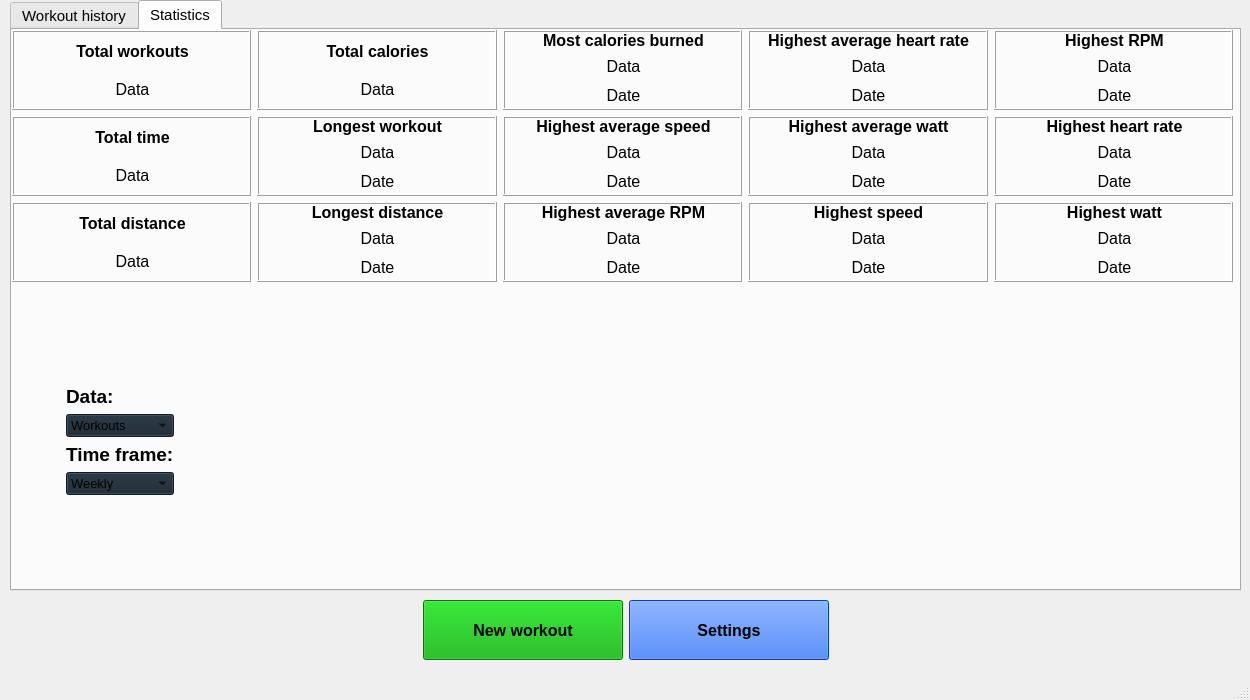
Old version of the form resources/mainwindow.ui in the repository CGodiksen/exercise-bike-logger.
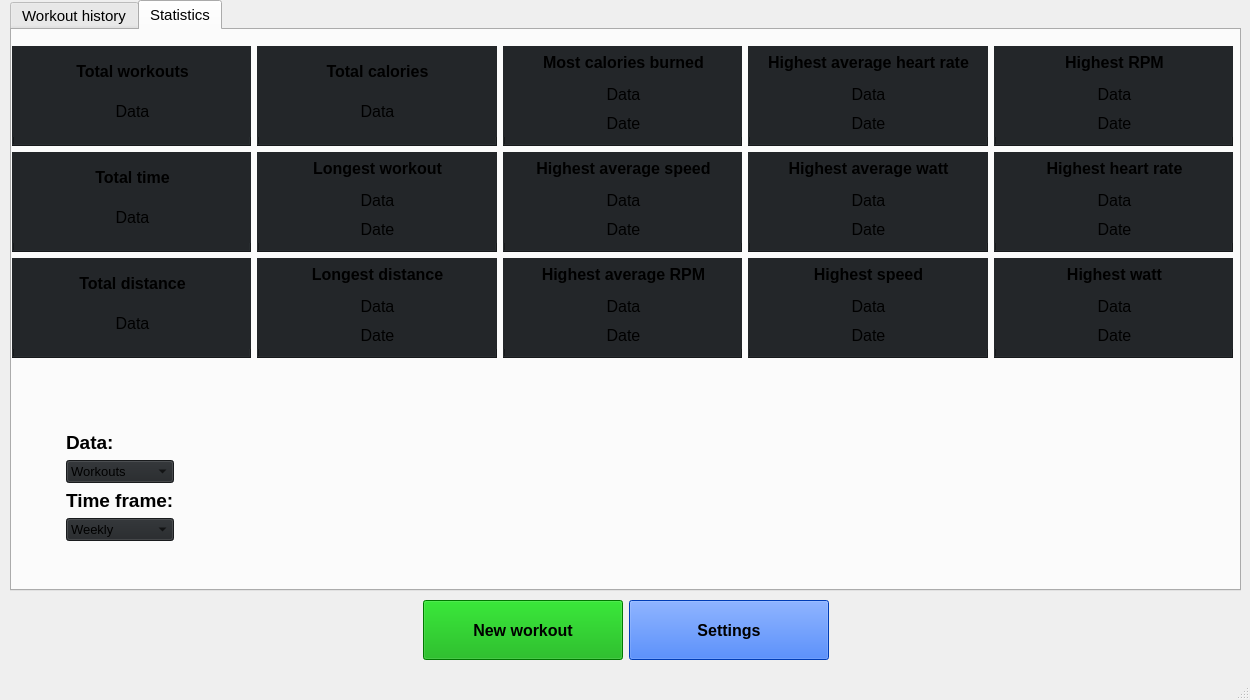
New version of the form. The open tabs and pages were chosen to show the change. Custom widgets are drawn as their Qt base class.

Commit message:
Made some significant design changes including changes to the boxes containing data.
The boxes are now more highlighted with a background color to the frame. The background color of the combo boxes has also been changed.

Patch:
```diff
--- a/resources/mainwindow.ui
+++ b/resources/mainwindow.ui
@@ -862,6 +862,19 @@
        </rect>
       </property>
       <layout class="QVBoxLayout" name="verticalLayout_15">
+       <item>
+        <spacer name="verticalSpacer_41">
+         <property name="orientation">
+          <enum>Qt::Vertical</enum>
+         </property>
+         <property name="sizeHint" stdset="0">
+          <size>
+           <width>20</width>
+           <height>40</height>
+          </size>
+         </property>
+        </spacer>
+       </item>
        <item>
         <layout class="QGridLayout" name="gridLayout_3">
          <item row="2" column="0">
@@ -869,9 +882,12 @@
            <property name="minimumSize">
             <size>
              <width>75</width>
-             <height>80</height>
+             <height>100</height>
             </size>
            </property>
+           <property name="styleSheet">
+            <string notr="true">background-color: rgb(35, 38, 41);</string>
+           </property>
            <property name="frameShape">
             <enum>QFrame::Box</enum>
            </property>
@@ -884,7 +900,7 @@
               <x>0</x>
               <y>0</y>
               <width>241</width>
-              <height>81</height>
+              <height>91</height>
              </rect>
             </property>
             <layout class="QVBoxLayout" name="verticalLayout_18">
@@ -965,6 +981,9 @@
          </item>
          <item row="2" column="4">
           <widget class="QFrame" name="frame_17">
+           <property name="styleSheet">
+            <string notr="true">background-color: rgb(35, 38, 41);</string>
+           </property>
            <property name="frameShape">
             <enum>QFrame::Box</enum>
            </property>
@@ -977,10 +996,23 @@
               <x>0</x>
               <y>0</y>
               <width>241</width>
-              <height>79</height>
+              <height>91</height>
              </rect>
             </property>
             <layout class="QVBoxLayout" name="verticalLayout_35">
+             <item>
+              <spacer name="verticalSpacer_34">
+               <property name="orientation">
+                <enum>Qt::Vertical</enum>
+               </property>
+               <property name="sizeHint" stdset="0">
+                <size>
+                 <width>20</width>
+                 <height>40</height>
+                </size>
+               </property>
+              </spacer>
+             </item>
              <item>
               <widget class="QLabel" name="label_52">
                <property name="font">
@@ -998,6 +1030,19 @@
                </property>
               </widget>
              </item>
+             <item>
+              <spacer name="verticalSpacer_35">
+               <property name="orientation">
+                <enum>Qt::Vertical</enum>
+               </property>
+               <property name="sizeHint" stdset="0">
+                <size>
+                 <width>20</width>
+                 <height>40</height>
+                </size>
+               </property>
+              </spacer>
+             </item>
              <item>
               <widget class="QLabel" name="highWattLabel">
                <property name="font">
@@ -1032,8 +1077,109 @@
            </widget>
           </widget>
          </item>
+         <item row="2" column="2">
+          <widget class="QFrame" name="frame_15">
+           <property name="styleSheet">
+            <string notr="true">background-color: rgb(35, 38, 41);</string>
+           </property>
+           <property name="frameShape">
+            <enum>QFrame::Box</enum>
+           </property>
+           <property name="frameShadow">
+            <enum>QFrame::Raised</enum>
+           </property>
+           <widget class="QWidget" name="verticalLayoutWidget_26">
+            <property name="geometry">
+             <rect>
+              <x>0</x>
+              <y>0</y>
+              <width>241</width>
+              <height>91</height>
+             </rect>
+            </property>
+            <layout class="QVBoxLayout" name="verticalLayout_29">
+             <item>
+              <spacer name="verticalSpacer_36">
+               <property name="orientation">
+                <enum>Qt::Vertical</enum>
+               </property>
+               <property name="sizeHint" stdset="0">
+                <size>
+                 <width>20</width>
+                 <height>40</height>
+                </size>
+               </property>
+              </spacer>
+             </item>
+             <item>
+              <widget class="QLabel" name="label_40">
+               <property name="font">
+                <font>
+                 <pointsize>12</pointsize>
+                 <weight>75</weight>
+                 <bold>true</bold>
+                </font>
+               </property>
+               <property name="text">
+                <string>Highest average RPM</string>
+               </property>
+               <property name="alignment">
+                <set>Qt::AlignCenter</set>
+               </property>
+              </widget>
+             </item>
+             <item>
+              <spacer name="verticalSpacer_37">
+               <property name="orientation">
+                <enum>Qt::Vertical</enum>
+               </property>
+               <property name="sizeHint" stdset="0">
+                <size>
+                 <width>20</width>
+                 <height>40</height>
+                </size>
+               </property>
+              </spacer>
+             </item>
+             <item>
+              <widget class="QLabel" name="highAvgRPMLabel">
+               <property name="font">
+                <font>
+                 <pointsize>12</pointsize>
+                </font>
+               </property>
+               <property name="text">
+                <string>Data</string>
+               </property>
+               <property name="alignment">
+                <set>Qt::AlignCenter</set>
+               </property>
+              </widget>
+             </item>
+             <item>
+              <widget class="QPushButton" name="highAvgRPMDateButton">
+               <property name="font">
+                <font>
+                 <pointsize>12</pointsize>
+                </font>
+               </property>
+               <property name="text">
+                <string>Date</string>
+               </property>
+               <property name="flat">
+                <bool>true</bool>
+               </property>
+              </widget>
+             </item>
+            </layout>
+           </widget>
+          </widget>
+         </item>
          <item row="2" column="3">
           <widget class="QFrame" name="frame_16">
+           <property name="styleSheet">
+            <string notr="true">background-color: rgb(35, 38, 41);</string>
+           </property>
            <property name="frameShape">
             <enum>QFrame::Box</enum>
            </property>
@@ -1046,10 +1192,23 @@
               <x>0</x>
               <y>0</y>
               <width>241</width>
-              <height>79</height>
+              <height>91</height>
              </rect>
             </property>
             <layout class="QVBoxLayout" name="verticalLayout_32">
+             <item>
+              <spacer name="verticalSpacer_28">
+               <property name="orientation">
+                <enum>Qt::Vertical</enum>
+               </property>
+               <property name="sizeHint" stdset="0">
+                <size>
+                 <width>20</width>
+                 <height>40</height>
+                </size>
+               </property>
+              </spacer>
+             </item>
              <item>
               <widget class="QLabel" name="label_46">
                <property name="font">
@@ -1067,6 +1226,19 @@
                </property>
               </widget>
              </item>
+             <item>
+              <spacer name="verticalSpacer_29">
+               <property name="orientation">
+                <enum>Qt::Vertical</enum>
+               </property>
+               <property name="sizeHint" stdset="0">
+                <size>
+                 <width>20</width>
+                 <height>40</height>
+                </size>
+               </property>
+              </spacer>
+             </item>
              <item>
               <widget class="QLabel" name="highSpeedLabel">
                <property name="font">
@@ -1103,6 +1275,9 @@
          </item>
          <item row="0" column="4">
           <widget class="QFrame" name="frame_27">
+           <property name="styleSheet">
+            <string notr="true">background-color: rgb(35, 38, 41);</string>
+           </property>
            <property name="frameShape">
             <enum>QFrame::Box</enum>
            </property>
@@ -1115,10 +1290,23 @@
               <x>0</x>
               <y>0</y>
               <width>241</width>
-              <height>79</height>
+              <height>91</height>
              </rect>
             </property>
             <layout class="QVBoxLayout" name="verticalLayout_33">
+             <item>
+              <spacer name="verticalSpacer_30">
+               <property name="orientation">
+                <enum>Qt::Vertical</enum>
+               </property>
+               <property name="sizeHint" stdset="0">
+                <size>
+                 <width>20</width>
+                 <height>40</height>
+                </size>
+               </property>
+              </spacer>
+             </item>
              <item>
               <widget class="QLabel" name="label_48">
                <property name="font">
@@ -1136,6 +1324,19 @@
                </property>
               </widget>
              </item>
+             <item>
+              <spacer name="verticalSpacer_31">
+               <property name="orientation">
+                <enum>Qt::Vertical</enum>
+               </property>
+               <property name="sizeHint" stdset="0">
+                <size>
+                 <width>20</width>
+                 <height>40</height>
+                </size>
+               </property>
+              </spacer>
+             </item>
              <item>
               <widget class="QLabel" name="highRPMLabel">
                <property name="font">
@@ -1172,6 +1373,9 @@
          </item>
          <item row="0" column="3">
           <widget class="QFrame" name="frame_26">
+           <property name="styleSheet">
+            <string notr="true">background-color: rgb(35, 38, 41);</string>
+           </property>
            <property name="frameShape">
             <enum>QFrame::Box</enum>
            </property>
@@ -1184,10 +1388,23 @@
               <x>0</x>
               <y>0</y>
               <width>241</width>
-              <height>79</height>
+              <height>91</height>
              </rect>
             </property>
             <layout class="QVBoxLayout" name="verticalLayout_30">
+             <item>
+              <spacer name="verticalSpacer_24">
+               <property name="orientation">
+                <enum>Qt::Vertical</enum>
+               </property>
+               <property name="sizeHint" stdset="0">
+                <size>
+                 <width>20</width>
+                 <height>40</height>
+                </size>
+               </property>
+              </spacer>
+             </item>
              <item>
               <widget class="QLabel" name="label_42">
                <property name="font">
@@ -1205,6 +1422,19 @@
                </property>
               </widget>
              </item>
+             <item>
+              <spacer name="verticalSpacer_25">
+               <property name="orientation">
+                <enum>Qt::Vertical</enum>
+               </property>
+               <property name="sizeHint" stdset="0">
+                <size>
+                 <width>20</width>
+                 <height>40</height>
+                </size>
+               </property>
+              </spacer>
+             </item>
              <item>
               <widget class="QLabel" name="highAvgHeartRateLabel">
                <property name="font">
@@ -1239,77 +1469,11 @@
            </widget>
           </widget>
          </item>
-         <item row="1" column="1">
-          <widget class="QFrame" name="frame_19">
-           <property name="frameShape">
-            <enum>QFrame::Box</enum>
-           </property>
-           <property name="frameShadow">
-            <enum>QFrame::Raised</enum>
-           </property>
-           <widget class="QWidget" name="verticalLayoutWidget_21">
-            <property name="geometry">
-             <rect>
-              <x>0</x>
-              <y>0</y>
-              <width>241</width>
-              <height>79</height>
-             </rect>
-            </property>
-            <layout class="QVBoxLayout" name="verticalLayout_20">
-             <item>
-              <widget class="QLabel" name="label_30">
-               <property name="font">
-                <font>
-                 <pointsize>12</pointsize>
-                 <weight>75</weight>
-                 <bold>true</bold>
-                </font>
-               </property>
-               <property name="text">
-                <string>Longest workout</string>
-               </property>
-               <property name="alignment">
-                <set>Qt::AlignCenter</set>
-               </property>
-              </widget>
-             </item>
-             <item>
-              <widget class="QLabel" name="longestWorkoutLabel">
-               <property name="font">
-                <font>
-                 <pointsize>12</pointsize>
-                </font>
-               </property>
-               <property name="text">
-                <string>Data</string>
-               </property>
-               <property name="alignment">
-                <set>Qt::AlignCenter</set>
-               </property>
-              </widget>
-             </item>
-             <item>
-              <widget class="QPushButton" name="longestWorkoutDateButton">
-               <property name="font">
-                <font>
-                 <pointsize>12</pointsize>
-                </font>
-               </property>
-               <property name="text">
-                <string>Date</string>
-               </property>
-               <property name="flat">
-                <bool>true</bool>
-               </property>
-              </widget>
-             </item>
-            </layout>
-           </widget>
-          </widget>
-         </item>
          <item row="1" column="4">
           <widget class="QFrame" name="frame_22">
+           <property name="styleSheet">
+            <string notr="true">background-color: rgb(35, 38, 41);</string>
+           </property>
            <property name="frameShape">
             <enum>QFrame::Box</enum>
            </property>
@@ -1322,10 +1486,23 @@
               <x>0</x>
               <y>0</y>
               <width>241</width>
-              <height>79</height>
+              <height>91</height>
              </rect>
             </property>
             <layout class="QVBoxLayout" name="verticalLayout_34">
+             <item>
+              <spacer name="verticalSpacer_32">
+               <property name="orientation">
+                <enum>Qt::Vertical</enum>
+               </property>
+               <property name="sizeHint" stdset="0">
+                <size>
+                 <width>20</width>
+                 <height>40</height>
+                </size>
+               </property>
+              </spacer>
+             </item>
              <item>
               <widget class="QLabel" name="label_50">
                <property name="font">
@@ -1343,6 +1520,19 @@
                </property>
               </widget>
              </item>
+             <item>
+              <spacer name="verticalSpacer_33">
+               <property name="orientation">
+                <enum>Qt::Vertical</enum>
+               </property>
+               <property name="sizeHint" stdset="0">
+                <size>
+                 <width>20</width>
+                 <height>40</height>
+                </size>
+               </property>
+              </spacer>
+             </item>
              <item>
               <widget class="QLabel" name="highHeartRateLabel">
                <property name="font">
@@ -1377,8 +1567,109 @@
            </widget>
           </widget>
          </item>
+         <item row="1" column="1">
+          <widget class="QFrame" name="frame_19">
+           <property name="styleSheet">
+            <string notr="true">background-color: rgb(35, 38, 41);</string>
+           </property>
+           <property name="frameShape">
+            <enum>QFrame::Box</enum>
+           </property>
+           <property name="frameShadow">
+            <enum>QFrame::Raised</enum>
+           </property>
+           <widget class="QWidget" name="verticalLayoutWidget_21">
+            <property name="geometry">
+             <rect>
+              <x>0</x>
+              <y>0</y>
+              <width>241</width>
+              <height>91</height>
+             </rect>
+            </property>
+            <layout class="QVBoxLayout" name="verticalLayout_20">
+             <item>
+              <spacer name="verticalSpacer_16">
+               <property name="orientation">
+                <enum>Qt::Vertical</enum>
+               </property>
+               <property name="sizeHint" stdset="0">
+                <size>
+                 <width>20</width>
+                 <height>40</height>
+                </size>
+               </property>
+              </spacer>
+             </item>
+             <item>
+              <widget class="QLabel" name="label_30">
+               <property name="font">
+                <font>
+                 <pointsize>12</pointsize>
+                 <weight>75</weight>
+                 <bold>true</bold>
+                </font>
+               </property>
+               <property name="text">
+                <string>Longest workout</string>
+               </property>
+               <property name="alignment">
+                <set>Qt::AlignCenter</set>
+               </property>
+              </widget>
+             </item>
+             <item>
+              <spacer name="verticalSpacer_19">
+               <property name="orientation">
+                <enum>Qt::Vertical</enum>
+               </property>
+               <property name="sizeHint" stdset="0">
+                <size>
+                 <width>20</width>
+                 <height>40</height>
+                </size>
+               </property>
+              </spacer>
+             </item>
+             <item>
+              <widget class="QLabel" name="longestWorkoutLabel">
+               <property name="font">
+                <font>
+                 <pointsize>12</pointsize>
+                </font>
+               </property>
+               <property name="text">
+                <string>Data</string>
+               </property>
+               <property name="alignment">
+                <set>Qt::AlignCenter</set>
+               </property>
+              </widget>
+             </item>
+             <item>
+              <widget class="QPushButton" name="longestWorkoutDateButton">
+               <property name="font">
+                <font>
+                 <pointsize>12</pointsize>
+                </font>
+               </property>
+               <property name="text">
+                <string>Date</string>
+               </property>
+               <property name="flat">
+                <bool>true</bool>
+               </property>
+              </widget>
+             </item>
+            </layout>
+           </widget>
+          </widget>
+         </item>
          <item row="1" column="2">
           <widget class="QFrame" name="frame_20">
+           <property name="styleSheet">
+            <string notr="true">background-color: rgb(35, 38, 41);</string>
+           </property>
            <property name="frameShape">
             <enum>QFrame::Box</enum>
            </property>
@@ -1391,10 +1682,23 @@
               <x>0</x>
               <y>0</y>
               <width>241</width>
-              <height>79</height>
+              <height>91</height>
              </rect>
             </property>
             <layout class="QVBoxLayout" name="verticalLayout_28">
+             <item>
+              <spacer name="verticalSpacer_22">
+               <property name="orientation">
+                <enum>Qt::Vertical</enum>
+               </property>
+               <property name="sizeHint" stdset="0">
+                <size>
+                 <width>20</width>
+                 <height>40</height>
+                </size>
+               </property>
+              </spacer>
+             </item>
              <item>
               <widget class="QLabel" name="label_38">
                <property name="font">
@@ -1412,6 +1716,19 @@
                </property>
               </widget>
              </item>
+             <item>
+              <spacer name="verticalSpacer_23">
+               <property name="orientation">
+                <enum>Qt::Vertical</enum>
+               </property>
+               <property name="sizeHint" stdset="0">
+                <size>
+                 <width>20</width>
+                 <height>40</height>
+                </size>
+               </property>
+              </spacer>
+             </item>
              <item>
               <widget class="QLabel" name="highAvgSpeedLabel">
                <property name="font">
@@ -1448,6 +1765,9 @@
          </item>
          <item row="0" column="2">
           <widget class="QFrame" name="frame_25">
+           <property name="styleSheet">
+            <string notr="true">background-color: rgb(35, 38, 41);</string>
+           </property>
            <property name="frameShape">
             <enum>QFrame::Box</enum>
            </property>
@@ -1460,10 +1780,23 @@
               <x>0</x>
               <y>0</y>
               <width>241</width>
-              <height>79</height>
+              <height>91</height>
              </rect>
             </property>
             <layout class="QVBoxLayout" name="verticalLayout_27">
+             <item>
+              <spacer name="verticalSpacer_20">
+               <property name="orientation">
+                <enum>Qt::Vertical</enum>
+               </property>
+               <property name="sizeHint" stdset="0">
+                <size>
+                 <width>20</width>
+                 <height>40</height>
+                </size>
+               </property>
+              </spacer>
+             </item>
              <item>
               <widget class="QLabel" name="label_36">
                <property name="font">
@@ -1481,6 +1814,19 @@
                </property>
               </widget>
              </item>
+             <item>
+              <spacer name="verticalSpacer_21">
+               <property name="orientation">
+                <enum>Qt::Vertical</enum>
+               </property>
+               <property name="sizeHint" stdset="0">
+                <size>
+                 <width>20</width>
+                 <height>40</height>
+                </size>
+               </property>
+              </spacer>
+             </item>
              <item>
               <widget class="QLabel" name="mostCaloriesBurnedLabel">
                <property name="font">
@@ -1517,6 +1863,9 @@
          </item>
          <item row="1" column="3">
           <widget class="QFrame" name="frame_21">
+           <property name="styleSheet">
+            <string notr="true">background-color: rgb(35, 38, 41);</string>
+           </property>
            <property name="frameShape">
             <enum>QFrame::Box</enum>
            </property>
@@ -1529,10 +1878,23 @@
               <x>0</x>
               <y>0</y>
               <width>241</width>
-              <height>79</height>
+              <height>91</height>
              </rect>
             </property>
             <layout class="QVBoxLayout" name="verticalLayout_31">
+             <item>
+              <spacer name="verticalSpacer_26">
+               <property name="orientation">
+                <enum>Qt::Vertical</enum>
+               </property>
+               <property name="sizeHint" stdset="0">
+                <size>
+                 <width>20</width>
+                 <height>40</height>
+                </size>
+               </property>
+              </spacer>
+             </item>
              <item>
               <widget class="QLabel" name="label_44">
                <property name="font">
@@ -1550,6 +1912,19 @@
                </property>
               </widget>
              </item>
+             <item>
+              <spacer name="verticalSpacer_27">
+               <property name="orientation">
+                <enum>Qt::Vertical</enum>
+               </property>
+               <property name="sizeHint" stdset="0">
+                <size>
+                 <width>20</width>
+                 <height>40</height>
+                </size>
+               </property>
+              </spacer>
+             </item>
              <item>
               <widget class="QLabel" name="highAvgWattLabel">
                <property name="font">
@@ -1589,9 +1964,12 @@
            <property name="minimumSize">
             <size>
              <width>0</width>
-             <height>80</height>
+             <height>100</height>
             </size>
            </property>
+           <property name="styleSheet">
+            <string notr="true">background-color: rgb(35, 38, 41);</string>
+           </property>
            <property name="frameShape">
             <enum>QFrame::Box</enum>
            </property>
@@ -1604,7 +1982,7 @@
               <x>0</x>
               <y>0</y>
               <width>241</width>
-              <height>81</height>
+              <height>91</height>
              </rect>
             </property>
             <layout class="QVBoxLayout" name="verticalLayout_16">
@@ -1685,6 +2063,9 @@
          </item>
          <item row="2" column="1">
           <widget class="QFrame" name="frame_14">
+           <property name="styleSheet">
+            <string notr="true">background-color: rgb(35, 38, 41);</string>
+           </property>
            <property name="frameShape">
             <enum>QFrame::Box</enum>
            </property>
@@ -1697,10 +2078,23 @@
               <x>0</x>
               <y>0</y>
               <width>241</width>
-              <height>79</height>
+              <height>91</height>
              </rect>
             </property>
             <layout class="QVBoxLayout" name="verticalLayout_22">
+             <item>
+              <spacer name="verticalSpacer_17">
+               <property name="orientation">
+                <enum>Qt::Vertical</enum>
+               </property>
+               <property name="sizeHint" stdset="0">
+                <size>
+                 <width>20</width>
+                 <height>40</height>
+                </size>
+               </property>
+              </spacer>
+             </item>
              <item>
               <widget class="QLabel" name="label_32">
                <property name="font">
@@ -1718,6 +2112,19 @@
                </property>
               </widget>
              </item>
+             <item>
+              <spacer name="verticalSpacer_18">
+               <property name="orientation">
+                <enum>Qt::Vertical</enum>
+               </property>
+               <property name="sizeHint" stdset="0">
+                <size>
+                 <width>20</width>
+                 <height>40</height>
+                </size>
+               </property>
+              </spacer>
+             </item>
              <item>
               <widget class="QLabel" name="longestDistanceLabel">
                <property name="font">
@@ -1757,9 +2164,12 @@
            <property name="minimumSize">
             <size>
              <width>75</width>
-             <height>80</height>
+             <height>100</height>
             </size>
            </property>
+           <property name="styleSheet">
+            <string notr="true">background-color: rgb(35, 38, 41);</string>
+           </property>
            <property name="frameShape">
             <enum>QFrame::Box</enum>
            </property>
@@ -1772,7 +2182,7 @@
               <x>0</x>
               <y>0</y>
               <width>241</width>
-              <height>81</height>
+              <height>91</height>
              </rect>
             </property>
             <layout class="QVBoxLayout" name="verticalLayout_17">
@@ -1853,6 +2263,9 @@
          </item>
          <item row="0" column="1">
           <widget class="QFrame" name="frame_24">
+           <property name="styleSheet">
+            <string notr="true">background-color: rgb(35, 38, 41);</string>
+           </property>
            <property name="frameShape">
             <enum>QFrame::Box</enum>
            </property>
@@ -1865,7 +2278,7 @@
               <x>0</x>
               <y>0</y>
               <width>241</width>
-              <height>81</height>
+              <height>91</height>
              </rect>
             </property>
             <layout class="QVBoxLayout" name="verticalLayout_19">
@@ -1944,74 +2357,18 @@
            </widget>
           </widget>
          </item>
-         <item row="2" column="2">
-          <widget class="QFrame" name="frame_15">
-           <property name="frameShape">
-            <enum>QFrame::Box</enum>
+         <item row="3" column="1">
+          <spacer name="verticalSpacer_38">
+           <property name="orientation">
+            <enum>Qt::Vertical</enum>
            </property>
-           <property name="frameShadow">
-            <enum>QFrame::Raised</enum>
+           <property name="sizeHint" stdset="0">
+            <size>
+             <width>20</width>
+             <height>40</height>
+            </size>
            </property>
-           <widget class="QWidget" name="verticalLayoutWidget_26">
-            <property name="geometry">
-             <rect>
-              <x>0</x>
-              <y>0</y>
-              <width>241</width>
-              <height>79</height>
-             </rect>
-            </property>
-            <layout class="QVBoxLayout" name="verticalLayout_29">
-             <item>
-              <widget class="QLabel" name="label_40">
-               <property name="font">
-                <font>
-                 <pointsize>12</pointsize>
-                 <weight>75</weight>
-                 <bold>true</bold>
-                </font>
-               </property>
-               <property name="text">
-                <string>Highest average RPM</string>
-               </property>
-               <property name="alignment">
-                <set>Qt::AlignCenter</set>
-               </property>
-              </widget>
-             </item>
-             <item>
-              <widget class="QLabel" name="highAvgRPMLabel">
-               <property name="font">
-                <font>
-                 <pointsize>12</pointsize>
-                </font>
-               </property>
-               <property name="text">
-                <string>Data</string>
-               </property>
-               <property name="alignment">
-                <set>Qt::AlignCenter</set>
-               </property>
-              </widget>
-             </item>
-             <item>
-              <widget class="QPushButton" name="highAvgRPMDateButton">
-               <property name="font">
-                <font>
-                 <pointsize>12</pointsize>
-                </font>
-               </property>
-               <property name="text">
-                <string>Date</string>
-               </property>
-               <property name="flat">
-                <bool>true</bool>
-               </property>
-              </widget>
-             </item>
-            </layout>
-           </widget>
-          </widget>
+          </spacer>
          </item>
         </layout>
        </item>
@@ -2067,7 +2424,7 @@
               </font>
              </property>
              <property name="styleSheet">
-              <string notr="true">background-color: rgb(24, 37, 48);</string>
+              <string notr="true">background-color: rgb(35, 38, 41);</string>
              </property>
              <item>
               <property name="text">
@@ -2113,7 +2470,7 @@
               </font>
              </property>
              <property name="styleSheet">
-              <string notr="true">background-color: rgb(24, 37, 48);</string>
+              <string notr="true">background-color: rgb(35, 38, 41);</string>
              </property>
              <item>
               <property name="text">
@@ -2165,7 +2522,7 @@
            <property name="minimumSize">
             <size>
              <width>1000</width>
-             <height>275</height>
+             <height>210</height>
             </size>
            </property>
           </widget>
```
Left out of the diff: 99 changed lines with no effect on the pictures. The commit also changes 1 other file.
